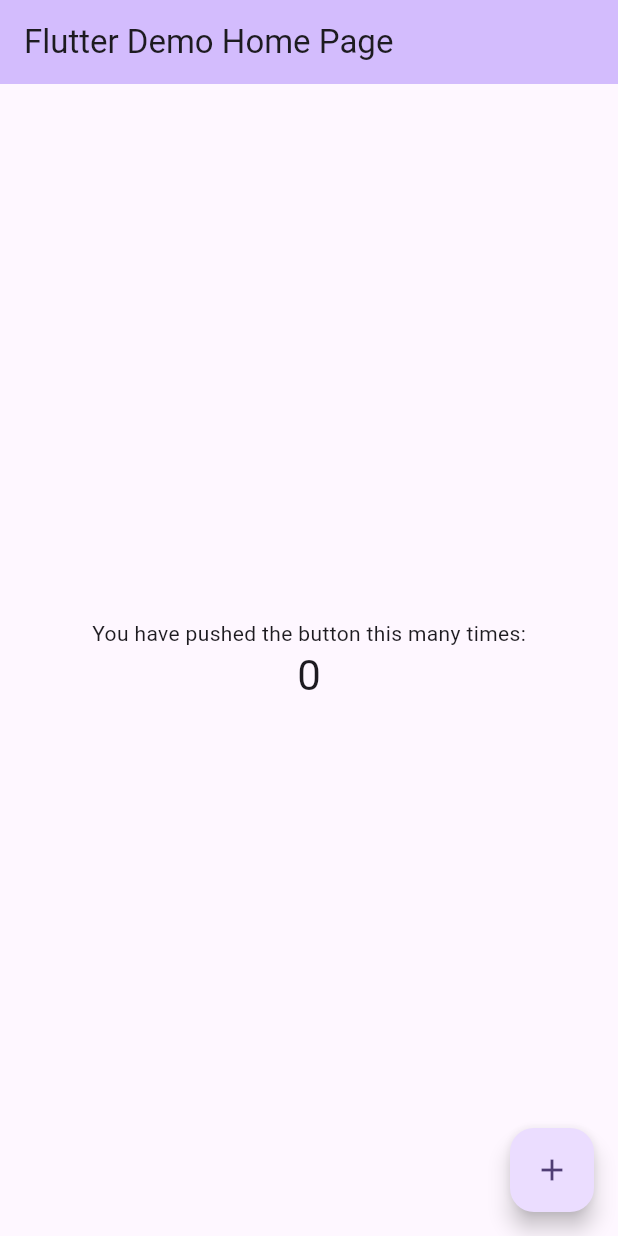
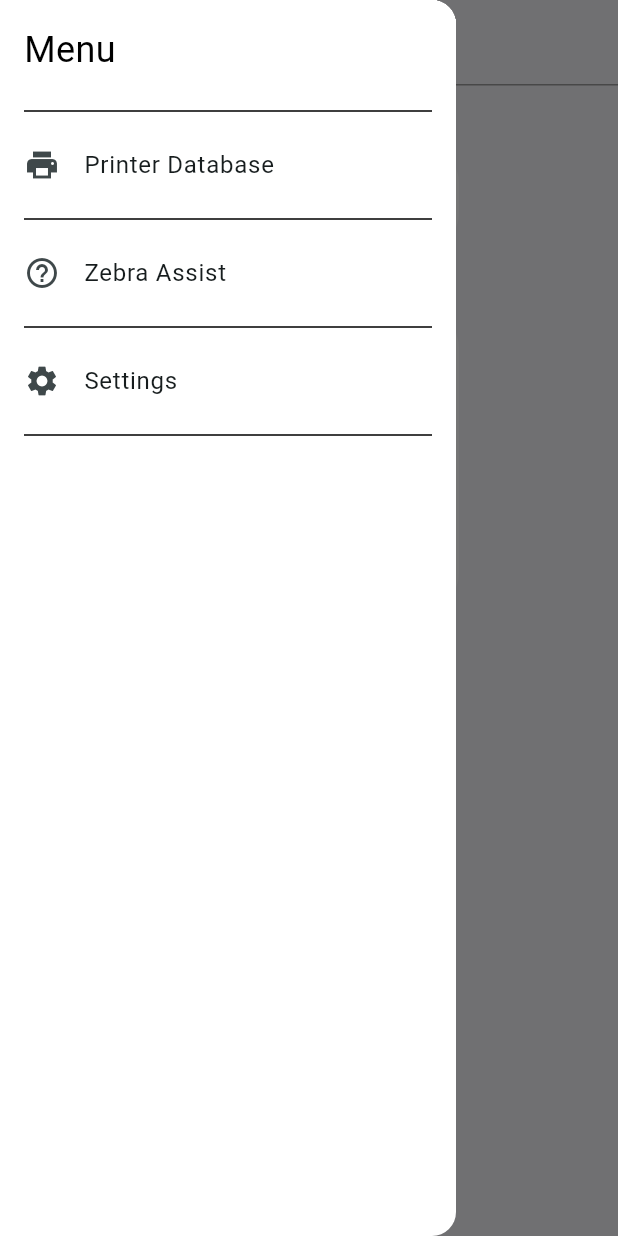
Before and after one commit to afoong2003/zebra, a Flutter app: the screen it shows after launch, with the side drawer open (before the commit the screen has no drawer), on a phone screen of 412 x 824 dp. Run offline on Flutter 3.47's test engine with Material 3 defaults, Android fonts, the phone set to English and light mode, and no system bars; our stand-ins replace permission_handler.

Commit message:
added some UI and bluetooth permission

```diff
--- a/frontend/lib/main.dart
+++ b/frontend/lib/main.dart
@@ -1,4 +1,7 @@
 import 'package:flutter/material.dart';
+import 'package:permission_handler/permission_handler.dart';
+import 'dart:io' show Platform;
+
 
 void main() {
   runApp(const MyApp());
@@ -7,45 +10,24 @@ void main() {
 class MyApp extends StatelessWidget {
   const MyApp({super.key});
 
-  // This widget is the root of your application.
   @override
   Widget build(BuildContext context) {
     return MaterialApp(
       title: 'Flutter Demo',
+      debugShowCheckedModeBanner: false,
       theme: ThemeData(
-        // This is the theme of your application.
-        //
-        // TRY THIS: Try running your application with "flutter run". You'll see
-        // the application has a purple toolbar. Then, without quitting the app,
-        // try changing the seedColor in the colorScheme below to Colors.green
-        // and then invoke "hot reload" (save your changes or press the "hot
-        // reload" button in a Flutter-supported IDE, or press "r" if you used
-        // the command line to start the app).
-        //
-        // Notice that the counter didn't reset back to zero; the application
-        // state is not lost during the reload. To reset the state, use hot
-        // restart instead.
-        //
-        // This works for code too, not just values: Most code changes can be
-        // tested with just a hot reload.
-        colorScheme: ColorScheme.fromSeed(seedColor: Colors.deepPurple),
+
+        colorScheme: ColorScheme.fromSeed(seedColor: Colors.white),
+        scaffoldBackgroundColor: Color(0xFFF5F5F8),
       ),
-      home: const MyHomePage(title: 'Flutter Demo Home Page'),
+
+      home: const MyHomePage(title: 'Printer Setup'),
     );
   }
 }
 
 class MyHomePage extends StatefulWidget {
   const MyHomePage({super.key, required this.title});
-
-  // This widget is the home page of your application. It is stateful, meaning
-  // that it has a State object (defined below) that contains fields that affect
-  // how it looks.
-
-  // This class is the configuration for the state. It holds the values (in this
-  // case the title) provided by the parent (in this case the App widget) and
-  // used by the build method of the State. Fields in a Widget subclass are
-  // always marked "final".
 
   final String title;
 
@@ -54,69 +36,275 @@ class MyHomePage extends StatefulWidget {
 }
 
 class _MyHomePageState extends State<MyHomePage> {
-  int _counter = 0;
 
-  void _incrementCounter() {
-    setState(() {
-      // This call to setState tells the Flutter framework that something has
-      // changed in this State, which causes it to rerun the build method below
-      // so that the display can reflect the updated values. If we changed
-      // _counter without calling setState(), then the build method would not be
-      // called again, and so nothing would appear to happen.
-      _counter++;
+  @override
+  void initState() {
+    super.initState();
+    WidgetsBinding.instance.addPostFrameCallback((_) {
+      checkAndRequestBluetoothPermission();
     });
+  }
+
+  Future<void> checkAndRequestBluetoothPermission() async {
+    PermissionStatus bluetoothStatus = await Permission.bluetooth.status;
+    PermissionStatus locationStatus = await Permission.locationWhenInUse.status;
+
+    if (!locationStatus.isGranted) {
+      locationStatus = await Permission.locationWhenInUse.request();
+    }
+
+    if (!bluetoothStatus.isGranted) {
+      bluetoothStatus = await Permission.bluetooth.request();
+    }
+
+    if (bluetoothStatus.isPermanentlyDenied || locationStatus.isPermanentlyDenied) {
+      if (mounted) {
+        showBluetoothSettingsDialog();
+      }
+    }
+  }
+
+  void showBluetoothSettingsDialog() {
+    showDialog(
+      context: context,
+      builder: (BuildContext context) {
+        return Dialog(
+          backgroundColor: Colors.transparent,
+          elevation: 0,
+          child: Container(
+            height: 220,
+            padding: const EdgeInsets.all(20.0),
+            decoration: BoxDecoration(
+              color: Colors.white,
+              borderRadius: BorderRadius.circular(12.0),
+            ),
+            child: Column(
+              mainAxisAlignment: MainAxisAlignment.center,
+              crossAxisAlignment: CrossAxisAlignment.center,
+              children: [
+                const Icon(Icons.bluetooth_disabled, color: Colors.blue, size: 40),
+                const SizedBox(height: 15),
+                const Text(
+                  'Bluetooth Required',
+                  style: TextStyle(fontSize: 18, fontWeight: FontWeight.bold),
+                ),
+                const SizedBox(height: 8),
+                Text(
+                  'Please enable Bluetooth in your device settings to connect to a printer.',
+                  textAlign: TextAlign.center,
+                  style: TextStyle(color: Colors.grey[600]),
+                ),
+                const Spacer(),
+                Row(
+                  mainAxisAlignment: MainAxisAlignment.end,
+                  children: [
+                    TextButton(
+                      onPressed: () => Navigator.of(context).pop(),
+                      child: const Text('Close'),
+                    ),
+                    const SizedBox(width: 8),
+                    ElevatedButton(
+                      onPressed: () {
+                        openAppSettings();
+                        Navigator.of(context).pop();
+                      },
+                      child: const Text('Settings'),
+                    ),
+                  ],
+                )
+              ],
+            ),
+          ),
+        );
+      },
+    );
   }
 
   @override
   Widget build(BuildContext context) {
-    // This method is rerun every time setState is called, for instance as done
-    // by the _incrementCounter method above.
-    //
-    // The Flutter framework has been optimized to make rerunning build methods
-    // fast, so that you can just rebuild anything that needs updating rather
-    // than having to individually change instances of widgets.
+
     return Scaffold(
       appBar: AppBar(
-        // TRY THIS: Try changing the color here to a specific color (to
-        // Colors.amber, perhaps?) and trigger a hot reload to see the AppBar
-        // change color while the other colors stay the same.
-        backgroundColor: Theme.of(context).colorScheme.inversePrimary,
-        // Here we take the value from the MyHomePage object that was created by
-        // the App.build method, and use it to set our appbar title.
+        backgroundColor: Color(0xFFF5F5F8),
         title: Text(widget.title),
-      ),
-      body: Center(
-        // Center is a layout widget. It takes a single child and positions it
-        // in the middle of the parent.
-        child: Column(
-          // Column is also a layout widget. It takes a list of children and
-          // arranges them vertically. By default, it sizes itself to fit its
-          // children horizontally, and tries to be as tall as its parent.
-          //
-          // Column has various properties to control how it sizes itself and
-          // how it positions its children. Here we use mainAxisAlignment to
-          // center the children vertically; the main axis here is the vertical
-          // axis because Columns are vertical (the cross axis would be
-          // horizontal).
-          //
-          // TRY THIS: Invoke "debug painting" (choose the "Toggle Debug Paint"
-          // action in the IDE, or press "p" in the console), to see the
-          // wireframe for each widget.
-          mainAxisAlignment: MainAxisAlignment.center,
-          children: <Widget>[
-            const Text('You have pushed the button this many times:'),
-            Text(
-              '$_counter',
-              style: Theme.of(context).textTheme.headlineMedium,
-            ),
-          ],
+        bottom: PreferredSize(
+          preferredSize: Size.fromHeight(1.0),
+          child: Container(
+            color: Colors.grey,
+            height: 1.0,
+          ),
         ),
       ),
-      floatingActionButton: FloatingActionButton(
-        onPressed: _incrementCounter,
-        tooltip: 'Increment',
-        child: const Icon(Icons.add),
-      ), // This trailing comma makes auto-formatting nicer for build methods.
+      drawer: Drawer(
+        backgroundColor: Colors.white,
+      child: ListView(
+        children: [
+          Container(
+              padding: EdgeInsets.all(16.0),
+              decoration: BoxDecoration(
+                color: Colors.white,
+              ),
+              child: Text(
+              'Menu',
+              style: TextStyle(
+                color: Colors.black,
+                fontSize: 24,
+              ),
+            ),
+          ),
+        Divider(thickness: 1, color: Colors.black, indent: 16.0, endIndent: 16.0,),
+        ListTile(
+          leading: Icon(Icons.print),
+          title: Text('Printer Database'),
+          onTap: () {
+            Navigator.pop(context);
+            Navigator.push(
+              context,
+              MaterialPageRoute(builder:  (context) => PrinterDatabasePage())
+            );
+          },
+        ),
+        Divider(thickness: 1, color: Colors.black, indent: 16.0, endIndent: 16.0,),
+        ListTile(
+          leading: Icon(Icons.help_outline),
+          title: Text('Zebra Assist'),
+          onTap: () {
+            Navigator.pop(context);
+            Navigator.push(
+              context,
+              MaterialPageRoute(builder:  (context) => ZebraAssistPage())
+            );
+          },
+        ),
+        Divider(thickness: 1, color: Colors.black, indent: 16.0, endIndent: 16.0,),
+        ListTile(
+          leading: Icon(Icons.settings),
+          title: Text('Settings'),
+          onTap: () {
+            Navigator.pop(context);
+            Navigator.push(
+              context,
+              MaterialPageRoute(builder:  (context) => SettingsPage())
+            );
+          },
+        ),
+        Divider(thickness: 1, color: Colors.black, indent: 16.0, endIndent: 16.0,),
+      ],
+    ),
+  ),
+      body: Center(
+          child: Column(
+            mainAxisAlignment: MainAxisAlignment.start,
+            children: [
+              Container(
+                height: 70.0,
+                width: 200.0,
+                margin: EdgeInsets.all(40.0),
+                padding: EdgeInsets.all(20.0),
+                decoration: BoxDecoration(
+                  borderRadius: BorderRadius.circular(25.0),
+                  color: Colors.white
+                ),
+                child: FittedBox(
+                  fit: BoxFit.contain,
+                  child: Text(
+                  'Name Placeholder',
+                  style: TextStyle(
+                    color: Colors.black
+                    ),
+                  ),
+              ),
+              ),
+                Container(
+                height: 200.0,
+                width: 200.0,
+                padding: EdgeInsets.all(40.0),
+                decoration: BoxDecoration(
+                  borderRadius: BorderRadius.circular(25.0),
+                  color: Colors.white
+                ),
+                child: Text(
+                  'Image placeholder',
+                  style: TextStyle(
+                    color: Colors.black
+                    ),
+                  ),
+              ),
+            ],
+          ),
+            ),
     );
   }
 }
+
+class SettingsPage extends StatelessWidget {
+  const SettingsPage({super.key});
+
+  @override
+  Widget build(BuildContext context) {
+    return Scaffold(
+      appBar: AppBar(
+        title: Text('Settings'),
+        backgroundColor: Color(0xFFF5F5F8),
+        bottom: PreferredSize(
+          preferredSize: Size.fromHeight(1.0),
+          child: Container(
+            color: Colors.grey,
+            height: 1.0,
+          ),
+        ),
+      ),
+      body: Center(
+        child: Text('Settings Page'),
+      ),
+    );
+  }
+}
+
+class PrinterDatabasePage extends StatelessWidget {
+  const PrinterDatabasePage({super.key});
+
+  @override
+  Widget build(BuildContext context) {
+    return Scaffold(
+      appBar: AppBar(
+        title: Text('Printer Database'),
+        backgroundColor: Color(0xFFF5F5F8),
+        bottom: PreferredSize(
+          preferredSize: Size.fromHeight(1.0),
+          child: Container(
+            color: Colors.grey,
+            height: 1.0,
+          ),
+        ),
+      ),
+      body: Center(
+        child: Text('Printer Database Page'),
+      ),
+    );
+  }
+}
+
+class ZebraAssistPage extends StatelessWidget {
+  const ZebraAssistPage({super.key});
+
+  @override
+  Widget build(BuildContext context) {
+    return Scaffold(
+      appBar: AppBar(
+        title: Text('Zebra Assist'),
+        backgroundColor: Color(0xFFF5F5F8),
+        bottom: PreferredSize(
+          preferredSize: Size.fromHeight(1.0),
+          child: Container(
+            color: Colors.grey,
+            height: 1.0,
+          ),
+        ),
+      ),
+      body: Center(
+        child: Text('Zebra Assist Page'),
+      ),
+    );
+  }
+}
--- a/frontend/pubspec.yaml
+++ b/frontend/pubspec.yaml
@@ -30,6 +30,8 @@ environment:
 dependencies:
   flutter:
     sdk: flutter
+  permission_handler: ^11.0.1
+  flutter_bluetooth_serial: ^0.4.0
 
   # The following adds the Cupertino Icons font to your application.
   # Use with the CupertinoIcons class for iOS style icons.
```
Also changed, not shown: backend/lib/entities/printer_entity.dart (added), frontend/lib/models/printer_model.dart (added), frontend/pubspec.lock, 22 other files.
